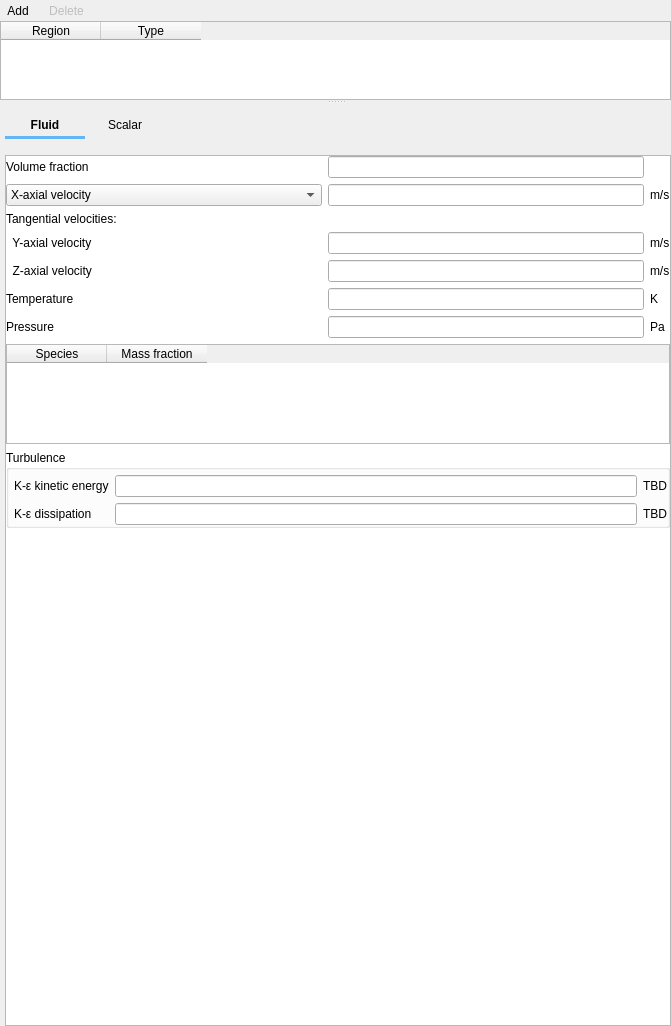
The window that gui/uifiles/boundary_conditions.ui (truongd8593/mfix) describes before a commit, drawn with Qt 5.
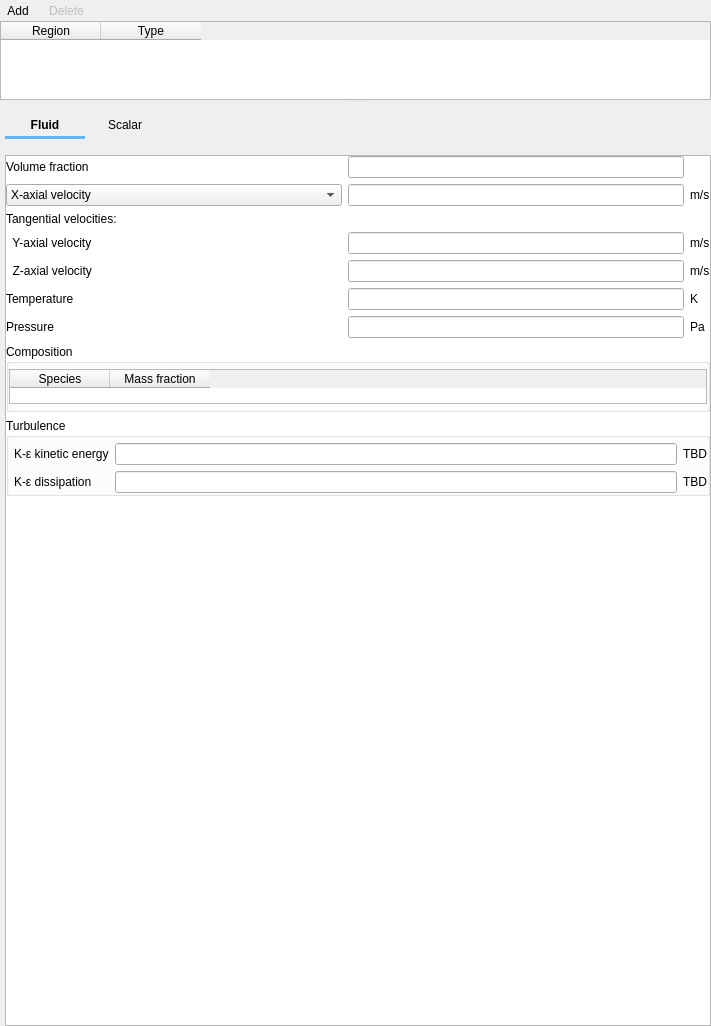
The same window after the commit. Custom widgets are drawn as their Qt base class.

Commit message: boundary_conditions: complete BCs/Inflow/Fluid pane

```diff
--- a/gui/uifiles/boundary_conditions.ui
+++ b/gui/uifiles/boundary_conditions.ui
@@ -6,7 +6,7 @@
       <rect>
         <x>0</x>
         <y>0</y>
-        <width>671</width>
+    <width>711</width>
         <height>1026</height>
       </rect>
     </property>
@@ -327,7 +327,7 @@
                    <rect>
                      <x>0</x>
                      <y>0</y>
-                     <width>662</width>
+            <width>702</width>
                      <height>858</height>
                    </rect>
                  </property>
@@ -1095,13 +1095,58 @@
                                </widget>
                              </item>
                              <item>
-                               <widget class="QTableWidget" name="tablewidget_fluid_inflow_mass_fraction">
+                 <widget class="QGroupBox" name="groupbox_fluid_composition">
+                  <property name="sizePolicy">
+                   <sizepolicy hsizetype="Preferred" vsizetype="Preferred">
+                    <horstretch>0</horstretch>
+                    <verstretch>0</verstretch>
+                   </sizepolicy>
+                  </property>
                                  <property name="maximumSize">
                                    <size>
                                      <width>16777215</width>
-                                     <height>100</height>
-                                   </size>
-                                 </property>
+                    <height>16777215</height>
+                   </size>
+                  </property>
+                  <property name="title">
+                   <string>Composition</string>
+                  </property>
+                  <property name="flat">
+                   <bool>true</bool>
+                  </property>
+                  <layout class="QGridLayout" name="gridLayout_17">
+                   <property name="leftMargin">
+                    <number>0</number>
+                   </property>
+                   <property name="topMargin">
+                    <number>5</number>
+                   </property>
+                   <property name="rightMargin">
+                    <number>0</number>
+                   </property>
+                   <property name="bottomMargin">
+                    <number>5</number>
+                   </property>
+                   <item row="0" column="0">
+                    <widget class="QTableWidget" name="tablewidget_fluid_mass_fraction">
+                     <property name="sizePolicy">
+                      <sizepolicy hsizetype="MinimumExpanding" vsizetype="Minimum">
+                       <horstretch>0</horstretch>
+                       <verstretch>0</verstretch>
+                      </sizepolicy>
+                     </property>
+                     <property name="maximumSize">
+                      <size>
+                       <width>16777215</width>
+                       <height>35</height>
+                      </size>
+                     </property>
+                     <property name="selectionMode">
+                      <enum>QAbstractItemView::NoSelection</enum>
+                     </property>
+                     <attribute name="verticalHeaderVisible">
+                      <bool>false</bool>
+                     </attribute>
                                  <column>
                                    <property name="text">
                                      <string>Species</string>
@@ -1112,6 +1157,9 @@
                                      <string>Mass fraction</string>
                                    </property>
                                  </column>
+                    </widget>
+                   </item>
+                  </layout>
                                </widget>
                              </item>
                              <item>
```
Lines whose indentation alone changed are shown as unchanged. The commit also changes 1 other file.
